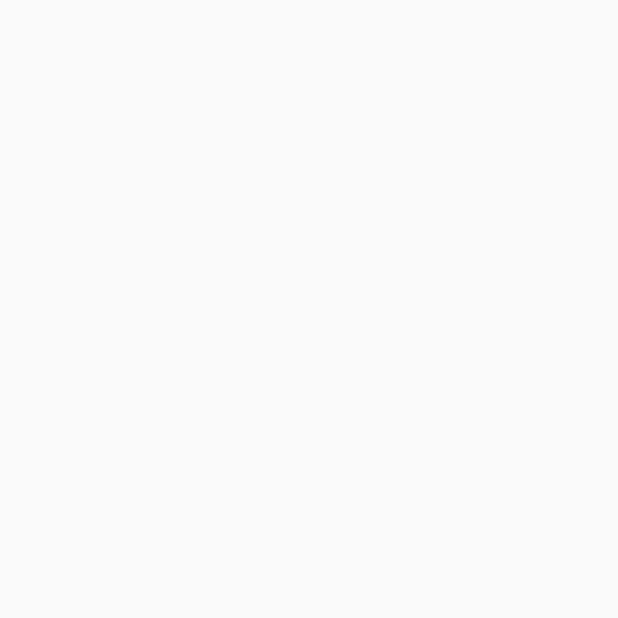
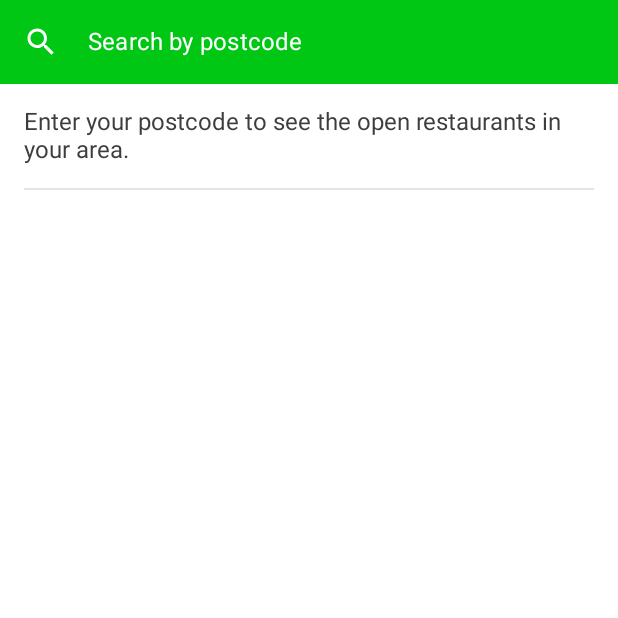
Before and after one commit to scott-middleton/Restaurants, an Android app built with Jetpack Compose: the screen it shows after launch (MainActivity), on a phone screen of 412 x 824 dp, the top half of it. Before the commit the part shown is empty. Run offline under Robolectric (Android 15) with nearby library versions, the phone set to English and light mode, and no system bars; our stand-ins replace Dagger/Hilt's generated code; pictures from the network do not load.

Commit message:
Built out presentation layer with required functionality

```diff
--- a/app/src/main/AndroidManifest.xml
+++ b/app/src/main/AndroidManifest.xml
@@ -1,7 +1,7 @@
 <?xml version="1.0" encoding="utf-8"?>
 <manifest xmlns:android="http://schemas.android.com/apk/res/android"
     xmlns:tools="http://schemas.android.com/tools"
-    package="com.middleton.hotcoffees">
+    package="com.middleton.restaurants">
 
     <uses-permission android:name="android.permission.INTERNET" />
 
--- a/app/src/main/java/com/middleton/restaurants/MainActivity.kt
+++ b/app/src/main/java/com/middleton/restaurants/MainActivity.kt
@@ -1,8 +1,44 @@
 package com.middleton.restaurants
 
+import android.os.Bundle
 import androidx.activity.ComponentActivity
+import androidx.activity.compose.setContent
+import androidx.compose.foundation.layout.fillMaxSize
+import androidx.compose.foundation.layout.padding
+import androidx.compose.material.Scaffold
+import androidx.compose.material.rememberScaffoldState
+import androidx.compose.ui.Modifier
+import androidx.navigation.compose.NavHost
+import androidx.navigation.compose.composable
+import androidx.navigation.compose.rememberNavController
+import com.middleton.restaurants.features.restaurant_search.presentation.RestaurantSearchScreen
+import com.middleton.restaurants.navigation.Route
+import com.middleton.restaurants.ui.theme.RestaurantsTheme
 import dagger.hilt.android.AndroidEntryPoint
 
 @AndroidEntryPoint
-class MainActivity: ComponentActivity() {
+class MainActivity : ComponentActivity() {
+    override fun onCreate(savedInstanceState: Bundle?) {
+        super.onCreate(savedInstanceState)
+        setContent {
+            RestaurantsTheme {
+                val navController = rememberNavController()
+                val scaffoldState = rememberScaffoldState()
+                Scaffold(
+                    modifier = Modifier.fillMaxSize(),
+                    scaffoldState = scaffoldState
+                ) { padding ->
+                    NavHost(
+                        modifier = Modifier.padding(padding),
+                        navController = navController,
+                        startDestination = Route.RESTAURANT_SEARCH
+                    ) {
+                        composable(Route.RESTAURANT_SEARCH) {
+                            RestaurantSearchScreen(scaffoldState = scaffoldState)
+                        }
+                    }
+                }
+            }
+        }
+    }
 }
--- /dev/null
+++ b/app/src/main/java/com/middleton/restaurants/di/AppModule.kt
@@ -0,0 +1,45 @@
+package com.middleton.restaurants.di
+
+import com.middleton.restaurants.features.restaurant_search.data.remote.JustEatApi
+import com.middleton.restaurants.features.restaurant_search.data.repository.RestaurantsRepositoryImpl
+import com.middleton.restaurants.features.restaurant_search.domain.repository.RestaurantsRepository
+import dagger.Module
+import dagger.Provides
+import dagger.hilt.InstallIn
+import dagger.hilt.components.SingletonComponent
+import okhttp3.OkHttpClient
+import retrofit2.Retrofit
+import retrofit2.converter.moshi.MoshiConverterFactory
+import retrofit2.create
+import javax.inject.Singleton
+
+@Module
+@InstallIn(SingletonComponent::class)
+object AppModule {
+
+    @Provides
+    @Singleton
+    fun provideOkHttpClient(): OkHttpClient {
+        return OkHttpClient.Builder().build()
+    }
+
+    @Provides
+    @Singleton
+    fun provideJustEatApi(client: OkHttpClient): JustEatApi {
+        return Retrofit.Builder()
+            .baseUrl(JustEatApi.BASE_URL)
+            .addConverterFactory(MoshiConverterFactory.create())
+            .client(client)
+            .build().create()
+    }
+
+    @Provides
+    @Singleton
+    fun provideRestaurantsRepository(
+        api: JustEatApi
+    ): RestaurantsRepository {
+        return RestaurantsRepositoryImpl(
+            api = api
+        )
+    }
+}
--- /dev/null
+++ b/app/src/main/java/com/middleton/restaurants/features/restaurant_search/domain/repository/RestaurantsRepository.kt
@@ -0,0 +1,8 @@
+package com.middleton.restaurants.features.restaurant_search.domain.repository
+
+import com.middleton.restaurants.features.restaurant_search.domain.model.Restaurant
+
+interface RestaurantsRepository {
+
+    suspend fun getRestaurantsByPostcode(postCode: String): Result<List<Restaurant>>
+}
--- /dev/null
+++ b/app/src/main/java/com/middleton/restaurants/features/restaurant_search/domain/usecases/GetOpenRestaurantsUseCase.kt
@@ -0,0 +1,13 @@
+package com.middleton.restaurants.features.restaurant_search.domain.usecases
+
+import com.middleton.restaurants.features.restaurant_search.domain.model.Restaurant
+import com.middleton.restaurants.features.restaurant_search.domain.repository.RestaurantsRepository
+import javax.inject.Inject
+
+class GetOpenRestaurantsUseCase @Inject constructor(private val repository: RestaurantsRepository) {
+    suspend operator fun invoke(postcode: String): Result<List<Restaurant>> {
+        return repository.getRestaurantsByPostcode(postcode).map { restaurants ->
+            restaurants.filter { it.isOpenNow }
+        }
+    }
+}
--- /dev/null
+++ b/app/src/main/java/com/middleton/restaurants/features/restaurant_search/presentation/RestaurantSearchScreen.kt
@@ -0,0 +1,241 @@
+package com.middleton.restaurants.features.restaurant_search.presentation
+
+import androidx.compose.foundation.layout.*
+import androidx.compose.foundation.lazy.LazyColumn
+import androidx.compose.foundation.lazy.items
+import androidx.compose.foundation.text.KeyboardActions
+import androidx.compose.foundation.text.KeyboardOptions
+import androidx.compose.material.*
+import androidx.compose.material.icons.Icons
+import androidx.compose.material.icons.filled.Close
+import androidx.compose.material.icons.filled.Search
+import androidx.compose.material.icons.filled.Star
+import androidx.compose.runtime.*
+import androidx.compose.ui.Alignment
+import androidx.compose.ui.Modifier
+import androidx.compose.ui.graphics.Color
+import androidx.compose.ui.graphics.RectangleShape
+import androidx.compose.ui.platform.LocalContext
+import androidx.compose.ui.platform.LocalFocusManager
+import androidx.compose.ui.res.stringResource
+import androidx.compose.ui.text.SpanStyle
+import androidx.compose.ui.text.buildAnnotatedString
+import androidx.compose.ui.text.font.FontWeight
+import androidx.compose.ui.text.input.ImeAction
+import androidx.compose.ui.text.input.KeyboardCapitalization
+import androidx.compose.ui.text.withStyle
+import androidx.compose.ui.unit.dp
+import androidx.hilt.navigation.compose.hiltViewModel
+import androidx.lifecycle.compose.collectAsStateWithLifecycle
+import coil.compose.AsyncImage
+import com.middleton.restaurants.R
+import com.middleton.restaurants.features.restaurant_search.domain.model.Restaurant
+import com.middleton.restaurants.ui.theme.LocalSpacing
+
+@Composable
+fun RestaurantSearchScreen(
+    viewModel: RestaurantSearchViewModel = hiltViewModel(),
+    scaffoldState: ScaffoldState
+) {
+    val state = viewModel.state.collectAsStateWithLifecycle().value
+    val context = LocalContext.current
+
+    LaunchedEffect(true) {
+        viewModel.snackBarEvent.collect { event ->
+            scaffoldState.snackbarHostState.showSnackbar(
+                message = event.message.asString(context)
+            )
+        }
+    }
+
+    RestaurantsSearchContent(state = state, onSearch = { postcode ->
+        viewModel.onSearch(postcode)
+    })
+}
+
+@Composable
+fun RestaurantsSearchContent(state: RestaurantsState, onSearch: (String) -> Unit) {
+    val spacing = LocalSpacing.current
+    Column {
+        SearchView(onSearch = onSearch)
+
+        if (state.isLoading) {
+            LoadingScreen()
+        } else {
+            if (state.restaurants.isEmpty()) {
+                Column(
+                    modifier = Modifier.padding(
+                        start = spacing.spaceMedium,
+                        end = spacing.spaceMedium
+                    )
+                ) {
+                    Text(
+                        text = stringResource(R.string.search_screen_description),
+                        style = MaterialTheme.typography.body1,
+                        modifier = Modifier.padding(
+                            top = spacing.spaceMedium,
+                            bottom = spacing.spaceMedium
+                        )
+                    )
+                    Divider()
+                }
+            } else {
+                RestaurantsList(state.restaurants)
+            }
+        }
+    }
+}
+
+@Composable
+fun SearchView(onSearch: (String) -> Unit) {
+    val focusManager = LocalFocusManager.current
+    var inputValue by remember { mutableStateOf("") }
+
+    TextField(
+        modifier = Modifier
+            .fillMaxWidth(),
+        value = inputValue,
+        onValueChange = { input ->
+            inputValue = input
+        },
+        placeholder = {
+            Text(
+                text = stringResource(R.string.search_by_postcode),
+                color = Color.White
+            )
+        },
+        textStyle = MaterialTheme.typography.h4,
+        leadingIcon = {
+            Icon(
+                Icons.Default.Search,
+                contentDescription = stringResource(id = R.string.search_by_postcode),
+                modifier = Modifier
+                    .padding(15.dp)
+                    .size(24.dp)
+            )
+        },
+        trailingIcon = {
+            if (inputValue.isNotBlank()) {
+                IconButton(
+                    onClick = {
+                        inputValue = ""
+                        onSearch("")
+                    }
+                ) {
+                    Icon(
+                        Icons.Default.Close,
+                        contentDescription = stringResource(R.string.clear_postcode_content_description),
+                        modifier = Modifier
+                            .padding(15.dp)
+                            .size(24.dp)
+                    )
+                }
+            }
+        },
+        singleLine = true,
+        shape = RectangleShape,
+        colors = TextFieldDefaults.textFieldColors(
+            textColor = Color.White,
+            cursorColor = Color.White,
+            leadingIconColor = Color.White,
+            trailingIconColor = Color.White,
+            backgroundColor = MaterialTheme.colors.primary,
+            focusedIndicatorColor = Color.Transparent,
+            unfocusedIndicatorColor = Color.Transparent,
+            disabledIndicatorColor = Color.Transparent
+        ),
+        keyboardOptions = KeyboardOptions(
+            imeAction = ImeAction.Search,
+            capitalization = KeyboardCapitalization.Characters
+        ),
+        keyboardActions = KeyboardActions(
+            onSearch = {
+                onSearch(inputValue)
+                focusManager.clearFocus()
+            }
+        )
+    )
+}
+
+@Composable
+fun RestaurantsList(restaurants: List<Restaurant>) {
+    val spacing = LocalSpacing.current
+    LazyColumn(
+        modifier = Modifier
+            .fillMaxSize()
+            .padding(start = spacing.spaceSmall, end = spacing.spaceSmall)
+    ) {
+        items(restaurants) { restaurant ->
+            RestaurantListItem(
+                modifier = Modifier
+                    .fillMaxWidth()
+                    .padding(top = spacing.spaceSmall),
+                restaurant = restaurant
+            )
+        }
+    }
+}
+
+@Composable
+fun RestaurantListItem(modifier: Modifier, restaurant: Restaurant) {
+    val spacing = LocalSpacing.current
+    Card(modifier = modifier) {
+        Row(
+            horizontalArrangement = Arrangement.SpaceBetween,
+            modifier = Modifier.padding(spacing.spaceSmall)
+        ) {
+            Column(
+                modifier = Modifier
+                    .weight(1f)
+            ) {
+                Text(
+                    text = restaurant.name,
+                    style = MaterialTheme.typography.body1,
+                    fontWeight = FontWeight.Bold
+                )
+
+                Row(verticalAlignment = Alignment.CenterVertically) {
+                    Icon(
+                        Icons.Filled.Star,
+                        tint = MaterialTheme.colors.primary,
+                        contentDescription = null
+                    )
+                    Text(text = buildAnnotatedString {
+                        withStyle(style = SpanStyle(fontWeight = FontWeight.Bold)) {
+                            append(
+                                restaurant.rating
+                            )
+                        }
+                        append("/6 ")
+                        append("(${restaurant.ratingCount})")
+                    })
+                }
+
+                Text(text = restaurant.cuisineTypes)
+            }
+            Box(
+                modifier = Modifier
+                    .fillMaxHeight()
+                    .align(Alignment.CenterVertically)
+            ) {
+                AsyncImage(
+                    model = restaurant.logoUrl,
+                    contentDescription = null
+                )
+            }
+
+        }
+    }
+}
+
+@Composable
+fun LoadingScreen() {
+    Box(modifier = Modifier.fillMaxSize()) {
+        CircularProgressIndicator(
+            Modifier
+                .size(48.dp)
+                .align(Alignment.Center),
+            color = Color.Black
+        )
+    }
+}
--- /dev/null
+++ b/app/src/main/java/com/middleton/restaurants/features/restaurant_search/presentation/RestaurantSearchViewModel.kt
@@ -0,0 +1,50 @@
+package com.middleton.restaurants.features.restaurant_search.presentation
+
+import androidx.lifecycle.ViewModel
+import androidx.lifecycle.viewModelScope
+import com.middleton.restaurants.features.restaurant_search.domain.model.Restaurant
+import com.middleton.restaurants.features.restaurant_search.domain.usecases.GetOpenRestaurantsUseCase
+import com.middleton.restaurants.util.UiText
+import dagger.hilt.android.lifecycle.HiltViewModel
+import kotlinx.coroutines.channels.Channel
+import kotlinx.coroutines.flow.MutableStateFlow
+import kotlinx.coroutines.flow.StateFlow
+import kotlinx.coroutines.flow.receiveAsFlow
+import kotlinx.coroutines.launch
+import javax.inject.Inject
+
+@HiltViewModel
+class RestaurantSearchViewModel @Inject constructor(private val getOpenRestaurantsUseCase: GetOpenRestaurantsUseCase) :
+    ViewModel() {
+
+    private val _state = MutableStateFlow(RestaurantsState())
+    val state: StateFlow<RestaurantsState>
+        get() = _state
+
+    private val _snackBarEvent = Channel<RestaurantsSnackBarEvent>()
+    val snackBarEvent = _snackBarEvent.receiveAsFlow()
+
+    fun onSearch(postCode: String) {
+        if (postCode.isBlank()) {
+            _state.value = _state.value.copy(restaurants = emptyList())
+        } else {
+            _state.value = _state.value.copy(isLoading = true)
+            viewModelScope.launch {
+                getOpenRestaurantsUseCase(postCode).onSuccess { restaurants ->
+                    _state.value = _state.value.copy(restaurants = restaurants, isLoading = false)
+                }.onFailure {
+                    _state.value = _state.value.copy(restaurants = emptyList(), isLoading = false)
+                    _snackBarEvent.send(RestaurantsSnackBarEvent(UiText.DynamicString("There was a problemo")))
+                }
+            }
+        }
+    }
+}
+
+data class RestaurantsState(
+    val restaurants: List<Restaurant> = emptyList(),
+    val searchValue: String? = null,
+    val isLoading: Boolean = false
+)
+
+data class RestaurantsSnackBarEvent(val message: UiText)
--- /dev/null
+++ b/app/src/main/java/com/middleton/restaurants/navigation/Route.kt
@@ -0,0 +1,5 @@
+package com.middleton.restaurants.navigation
+
+object Route {
+    const val RESTAURANT_SEARCH = "restaurant_search"
+}
--- a/app/src/main/res/values/strings.xml
+++ b/app/src/main/res/values/strings.xml
@@ -1,3 +1,6 @@
 <resources>
     <string name="app_name">Restaurants</string>
+    <string name="search_by_postcode">Search by postcode</string>
+    <string name="clear_postcode_content_description">Clear postcode input</string>
+    <string name="search_screen_description">Enter your postcode to see the open restaurants in your area.</string>
 </resources>
--- a/build.gradle
+++ b/build.gradle
@@ -1,6 +1,6 @@
 buildscript {
     ext {
-        kotlin_compiler_vesion = '1.3.1'
+        kotlin_compiler_vesion = '1.4.0'
         compose_version = '1.3.3'
         compose_material_version = '1.3.1'
         navigation_compose_version = '2.5.3'
@@ -29,7 +29,7 @@ buildscript {
 plugins {
     id 'com.android.application' version '7.4.0' apply false
     id 'com.android.library' version '7.4.0' apply false
-    id 'org.jetbrains.kotlin.android' version '1.7.21' apply false
+    id 'org.jetbrains.kotlin.android' version '1.8.0' apply false
     id 'com.google.dagger.hilt.android' version '2.44' apply false
 }
 
```
Also changed, not shown: app/src/main/java/com/middleton/restaurants/features/restaurant_search/data/remote/JustEatApi.kt (added, +16 -0 lines), app/src/main/java/com/middleton/restaurants/features/restaurant_search/data/remote/dto/RestaurantDto.kt (added, +23 -0 lines), app/src/main/java/com/middleton/restaurants/features/restaurant_search/data/repository/RestaurantsRepositoryImpl.kt (added, +25 -0 lines), app/src/main/java/com/middleton/restaurants/features/restaurant_search/domain/mappers/RestaurantDtoToUiModelMapper.kt (added, +21 -0 lines), app/src/main/java/com/middleton/restaurants/features/restaurant_search/domain/model/Restaurant.kt (added, +10 -0 lines), app/src/main/java/com/middleton/restaurants/util/UiText.kt (added, +15 -0 lines).
